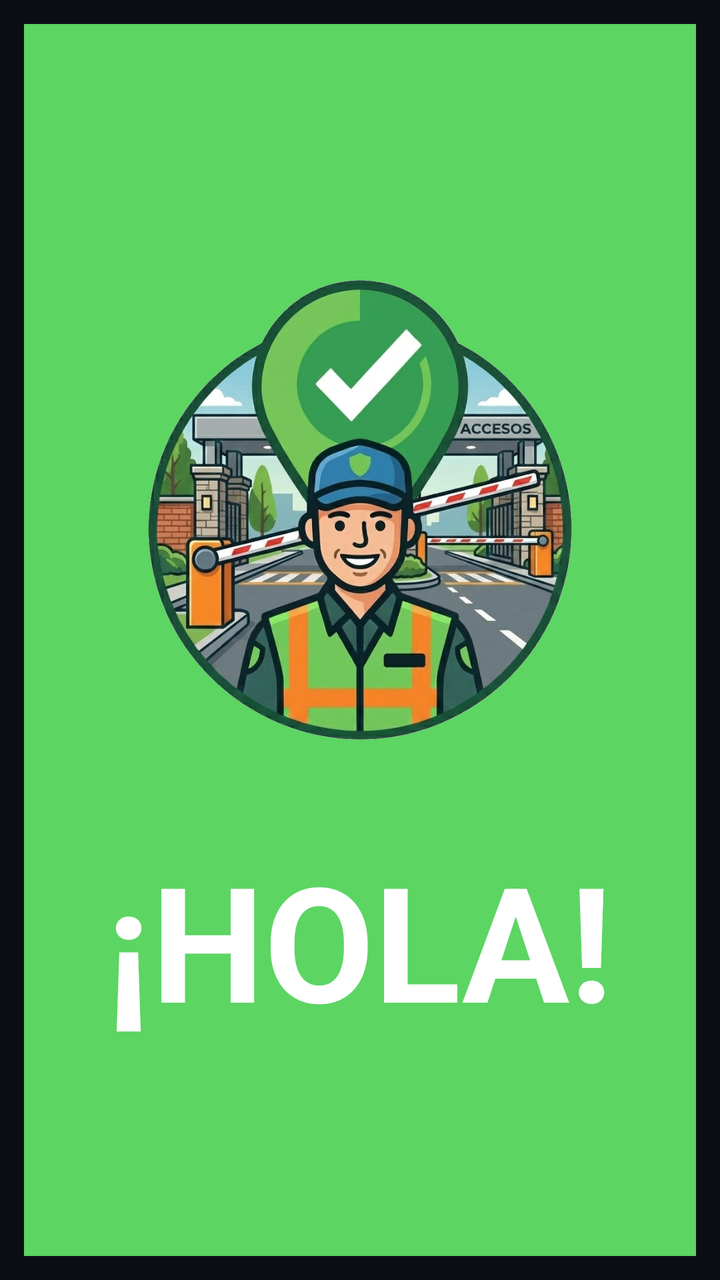
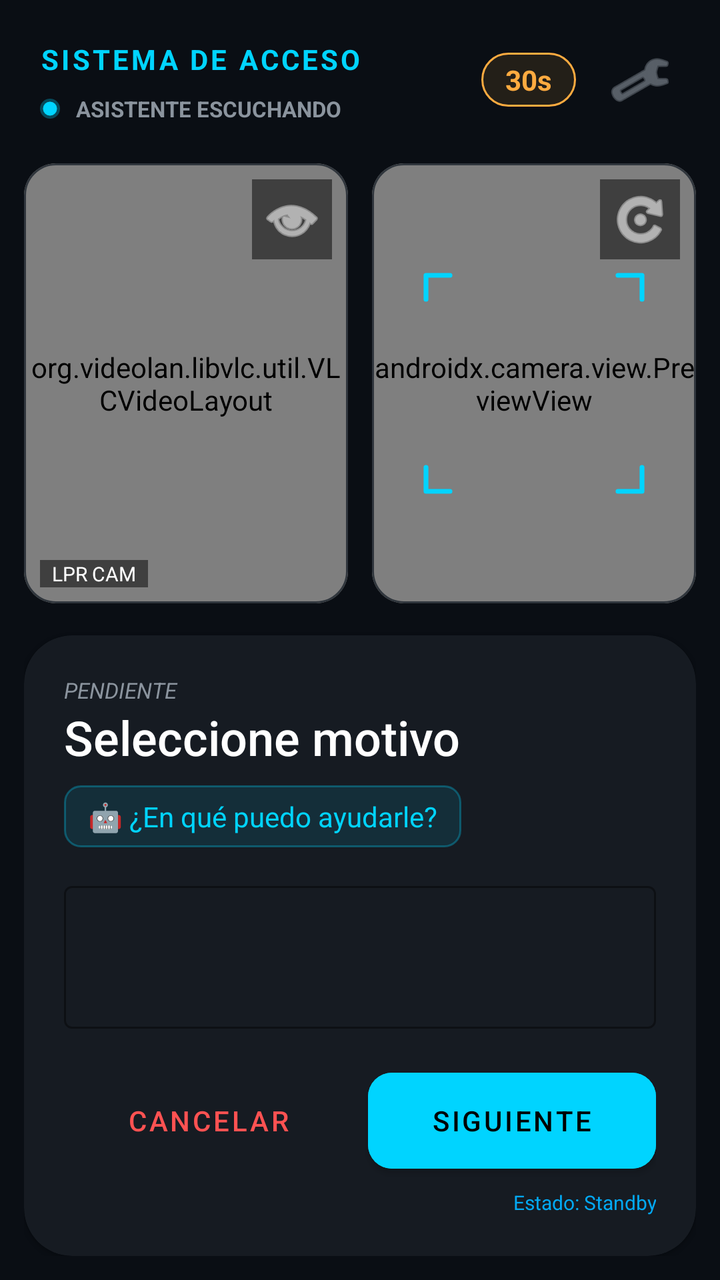

Before-and-after screenshots of an Android layout around one commit, followed by the original layout XML and the change that was made.
<!-- AndroidManifest.xml: activity theme Theme.MaterialComponents.NoActionBar -->
<!-- res/layout/activity_ingreso_vehicular.xml -->
<?xml version="1.0" encoding="utf-8"?>
<androidx.constraintlayout.widget.ConstraintLayout
    xmlns:android="http://schemas.android.com/apk/res/android"
    xmlns:app="http://schemas.android.com/apk/res-auto"
    xmlns:tools="http://schemas.android.com/tools"
    android:layout_width="match_parent"
    android:layout_height="match_parent"
    android:layout_marginTop="?attr/actionBarSize"
    tools:context=".vehicular.IngresoVehicularActivity"
    android:background="#0A0E14"
    android:padding="12dp">

    
    <androidx.constraintlayout.widget.ConstraintLayout
        android:id="@+id/headerTop"
        android:layout_width="match_parent"
        android:layout_height="wrap_content"
        android:padding="8dp"
        app:layout_constraintTop_toTopOf="parent">

        <TextView
            android:id="@+id/lblTopMensaje"
            android:layout_width="wrap_content"
            android:layout_height="wrap_content"
            android:text="SISTEMA DE ACCESO"
            android:textColor="#00D4FF"
            android:textSize="14sp"
            android:letterSpacing="0.1"
            android:textStyle="bold"
            app:layout_constraintStart_toStartOf="parent"
            app:layout_constraintTop_toTopOf="parent" />

        <LinearLayout
            android:layout_width="wrap_content"
            android:layout_height="wrap_content"
            android:orientation="horizontal"
            android:gravity="center_vertical"
            app:layout_constraintEnd_toEndOf="parent"
            app:layout_constraintTop_toTopOf="parent">

            <TextView
                android:id="@+id/lblTimerInactividad"
                android:layout_width="wrap_content"
                android:layout_height="wrap_content"
                android:background="@drawable/bg_timer_pill"
                android:paddingHorizontal="12dp"
                android:paddingVertical="4dp"
                android:text="30s"
                android:textColor="#FFAB40"
                android:textSize="14sp"
                android:textStyle="bold" />

            
            <ImageButton
                android:id="@+id/btnMenuConfiguracion"
                android:layout_width="40dp"
                android:layout_height="40dp"
                android:layout_marginStart="12dp"
                android:background="?attr/selectableItemBackgroundBorderless"
                android:src="@android:drawable/ic_menu_manage"
                app:tint="#8B949E" />
        </LinearLayout>

        <LinearLayout
            android:id="@+id/panelEstadoMicofono"
            android:layout_width="wrap_content"
            android:layout_height="wrap_content"
            android:layout_marginTop="8dp"
            android:gravity="center_vertical"
            android:orientation="horizontal"
            app:layout_constraintStart_toStartOf="parent"
            app:layout_constraintTop_toBottomOf="@id/lblTopMensaje">

            <View
                android:id="@+id/indicadorColorMicro"
                android:layout_width="10dp"
                android:layout_height="10dp"
                android:background="@drawable/shape_circle_glow" />

            <TextView
                android:id="@+id/lblEstadoHardwareVoz"
                android:layout_width="wrap_content"
                android:layout_height="wrap_content"
                android:layout_marginStart="8dp"
                android:text="ASISTENTE ESCUCHANDO"
                android:textColor="#8B949E"
                android:textSize="11sp"
                android:textStyle="bold" />
        </LinearLayout>
    </androidx.constraintlayout.widget.ConstraintLayout>

    
    <LinearLayout
        android:id="@+id/columnaCamaras"
        android:layout_width="match_parent"
        android:layout_height="220dp"
        android:layout_marginTop="12dp"
        android:orientation="horizontal"
        app:layout_constraintTop_toBottomOf="@id/headerTop">

        
        <com.google.android.material.card.MaterialCardView
            android:layout_width="0dp"
            android:layout_height="match_parent"
            android:layout_weight="1"
            android:layout_marginEnd="6dp"
            app:cardBackgroundColor="#000000"
            app:cardCornerRadius="16dp"
            app:strokeColor="#30363D"
            app:strokeWidth="1dp">

            <FrameLayout android:layout_width="match_parent" android:layout_height="match_parent">
                <org.videolan.libvlc.util.VLCVideoLayout
                    android:id="@+id/vlcPlacaSurface"
                    android:layout_width="match_parent"
                    android:layout_height="match_parent" />

                
                <ImageButton
                    android:id="@+id/btnConfigurarCamaraPlacas"
                    android:layout_width="40dp"
                    android:layout_height="40dp"
                    android:layout_gravity="top|end"
                    android:layout_margin="8dp"
                    android:background="#80000000"
                    android:src="@android:drawable/ic_menu_view"
                    app:tint="#FFFFFF" />

                
                <LinearLayout
                    android:id="@+id/layoutFixCamaraPlaca"
                    android:layout_width="match_parent"
                    android:layout_height="match_parent"
                    android:background="#E6161B22"
                    android:gravity="center"
                    android:orientation="vertical"
                    android:padding="16dp"
                    android:visibility="gone">
                    <TextView android:layout_width="wrap_content" android:layout_height="wrap_content"
                        android:text="FALLA DE SEÑAL" android:textColor="#FF5252" android:textStyle="bold"/>
                    <EditText
                        android:id="@+id/txtUrlRtspFix"
                        android:layout_width="match_parent"
                        android:layout_height="wrap_content"
                        android:hint="rtsp://url..."
                        android:textColor="#FFFFFF"
                        android:textSize="12sp" />
                    <Button android:id="@+id/btnReconectarRtsp" android:layout_width="wrap_content"
                        android:layout_height="wrap_content" android:text="REINTENTAR"/>
                </LinearLayout>
            </FrameLayout>

            <TextView
                android:layout_width="wrap_content"
                android:layout_height="wrap_content"
                android:layout_gravity="bottom|start"
                android:layout_margin="8dp"
                android:background="#80000000"
                android:paddingHorizontal="6dp"
                android:text="LPR CAM"
                android:textColor="#FFFFFF"
                android:textSize="10sp" />

        </com.google.android.material.card.MaterialCardView>

        
        <com.google.android.material.card.MaterialCardView
            android:layout_width="0dp"
            android:layout_height="match_parent"
            android:layout_weight="1"
            android:layout_marginStart="6dp"
            app:cardBackgroundColor="#000000"
            app:cardCornerRadius="16dp"
            app:strokeColor="#30363D"
            app:strokeWidth="1dp">

            <FrameLayout android:layout_width="match_parent" android:layout_height="match_parent">
                <androidx.camera.view.PreviewView
                    android:id="@+id/cameraXQrPreview"
                    android:layout_width="match_parent"
                    android:layout_height="match_parent" />

                <View
                    android:id="@+id/qrGuideFrame"
                    android:layout_width="120dp"
                    android:layout_height="120dp"
                    android:layout_gravity="center"
                    android:background="@drawable/qr_frame_border_modern" />

                
                <ImageButton
                    android:id="@+id/btnSwitchCamera"
                    android:layout_width="40dp"
                    android:layout_height="40dp"
                    android:layout_gravity="top|end"
                    android:layout_margin="8dp"
                    android:background="#80000000"
                    android:src="@android:drawable/ic_menu_rotate"
                    app:tint="#FFFFFF" />
            </FrameLayout>
        </com.google.android.material.card.MaterialCardView>
    </LinearLayout>

    
    <com.google.android.material.card.MaterialCardView
        android:layout_width="match_parent"
        android:layout_height="0dp"
        android:layout_marginTop="16dp"
        app:cardBackgroundColor="#161B22"
        app:cardCornerRadius="24dp"
        app:layout_constraintBottom_toBottomOf="parent"
        app:layout_constraintTop_toBottomOf="@id/columnaCamaras"
        tools:layout_editor_absoluteX="12dp"
        tools:visibility="visible">

        <LinearLayout
            android:layout_width="match_parent"
            android:layout_height="match_parent"
            android:orientation="vertical"
            android:padding="20dp"
            tools:visibility="visible">

            <TextView
                android:id="@+id/lblInstruccionSeccion"
                android:layout_width="match_parent"
                android:layout_height="wrap_content"
                android:fontFamily="sans-serif-medium"
                android:text="Seleccione motivo"
                android:textColor="#FFFFFF"
                android:textSize="24sp" />

            
            <TextView
                android:id="@+id/lblSubtitulosAsistente"
                android:layout_width="wrap_content"
                android:layout_height="wrap_content"
                android:layout_marginTop="8dp"
                android:background="@drawable/bg_ai_bubble"
                android:paddingHorizontal="12dp"
                android:paddingVertical="6dp"
                android:text="🤖 ¿En qué puedo ayudarle?"
                android:textColor="#00D4FF"
                android:textSize="14sp" />

            <ScrollView
                android:id="@+id/ScrollViewGridBotones"
                android:layout_width="match_parent"
                android:layout_height="0dp"
                android:layout_marginTop="12dp"
                android:layout_weight="1"
                android:fadeScrollbars="false"
                android:scrollbarThumbVertical="@color/material_dynamic_neutral40">

                <com.google.android.material.chip.ChipGroup
                    android:id="@+id/containerGridBotones"
                    android:layout_width="match_parent"
                    android:layout_height="wrap_content"
                    app:chipSpacingHorizontal="8dp"
                    app:chipSpacingVertical="8dp"
                    app:singleSelection="true" />
            </ScrollView>

            
            <com.google.android.material.textfield.TextInputLayout
                android:id="@+id/layoutInputManual"
                style="@style/Widget.MaterialComponents.TextInputLayout.OutlinedBox"
                android:layout_width="match_parent"
                android:layout_height="wrap_content"
                android:layout_marginBottom="16dp"
                app:boxStrokeColor="#00D4FF"
                app:hintTextColor="#00D4FF">

                <com.google.android.material.textfield.TextInputEditText
                    android:id="@+id/txtInputManual"
                    android:layout_width="match_parent"
                    android:layout_height="wrap_content"
                    android:inputType="textCapCharacters"
                    android:textColor="#FFFFFF"
                    android:textSize="28sp"
                    android:textStyle="bold" />
            </com.google.android.material.textfield.TextInputLayout>

            <LinearLayout
                android:layout_width="match_parent"
                android:layout_height="wrap_content"
                android:orientation="horizontal">

                <com.google.android.material.button.MaterialButton
                    android:id="@+id/btnReiniciarRegistro"
                    style="@style/Widget.MaterialComponents.Button.TextButton"
                    android:layout_width="0dp"
                    android:layout_height="60dp"
                    android:layout_weight="1"
                    android:text="CANCELAR"
                    android:textColor="#FF5252" />

                <com.google.android.material.button.MaterialButton
                    android:id="@+id/btnSiguientePasoManual"
                    android:layout_width="0dp"
                    android:layout_height="60dp"
                    android:layout_marginStart="8dp"
                    android:layout_weight="1"
                    android:backgroundTint="#00D4FF"
                    android:text="SIGUIENTE"
                    app:cornerRadius="12dp" />
            </LinearLayout>
        </LinearLayout>
    </com.google.android.material.card.MaterialCardView>

    <FrameLayout
        android:id="@+id/layoutVisualEstatusDerecho"
        android:layout_width="match_parent"
        android:layout_height="match_parent"
        android:background="#ffffff"
        android:elevation="5dp"
        android:padding="24dp"
        android:visibility="gone"
        tools:layout_editor_absoluteX="12dp"
        tools:layout_editor_absoluteY="12dp">

        <LinearLayout
            android:layout_width="match_parent"
            android:layout_height="match_parent"
            android:gravity="center"
            android:orientation="vertical"> 

            <TextView
                android:id="@+id/tvEstatusGrande"
                android:layout_width="wrap_content"
                android:layout_height="wrap_content"
                android:gravity="center"
                android:text="AUTORIZADO"
                android:textSize="54sp"
                android:textStyle="bold" />

            <TextView
                android:id="@+id/tvEstatusDetallePeque"
                android:layout_width="wrap_content"
                android:layout_height="wrap_content"
                android:layout_marginTop="16dp"
                android:gravity="center"
                android:paddingHorizontal="16dp"
                android:text="Razón: Ingreso Estándar"
                android:textSize="22sp" />
        </LinearLayout>
    </FrameLayout>

    <FrameLayout
        android:id="@+id/layoutSplash"
        android:layout_width="match_parent"
        android:layout_height="match_parent"
        android:background="#5CD563"
        android:clickable="true"
        android:elevation="100dp"
        android:focusable="true"
        android:visibility="visible"
        tools:layout_editor_absoluteX="8dp"
        tools:layout_editor_absoluteY="8dp">

        <LinearLayout
            android:layout_width="wrap_content"
            android:layout_height="wrap_content"
            android:layout_gravity="center"
            android:orientation="vertical">

            <ImageView
                android:layout_width="300dp"
                android:layout_height="300dp"
                android:src="@drawable/logo_sintext2" /> 

            <TextView
                android:layout_width="wrap_content"
                android:layout_height="wrap_content"
                android:layout_gravity="center"
                android:text="¡HOLA!"
                android:textColor="#FFFFFF"
                android:textSize="80sp"
                android:textStyle="bold" />
        </LinearLayout>
    </FrameLayout>

</androidx.constraintlayout.widget.ConstraintLayout>
<!-- resources referenced by this layout -->
<resources>
  <!-- drawable bg_ai_bubble (drawable) -->
  <?xml version="1.0" encoding="utf-8"?>
  <shape xmlns:android="http://schemas.android.com/apk/res/android">
      <solid android:color="#1A00D4FF" /> 
      <corners android:radius="8dp" />
      <stroke android:width="1dp" android:color="#4D00D4FF" />
  </shape>
  <!-- drawable bg_timer_pill (drawable) -->
  <?xml version="1.0" encoding="utf-8"?>
  <shape xmlns:android="http://schemas.android.com/apk/res/android">
      <solid android:color="#1AFFAB40" />
      <corners android:radius="20dp" />
      <stroke android:width="1dp" android:color="#FFAB40" />
  </shape>
  <!-- drawable logo_sintext2: png bitmap (drawable, 709173 bytes) -->
  <!-- drawable qr_frame_border_modern (drawable) -->
  <?xml version="1.0" encoding="utf-8"?>
  <vector xmlns:android="http://schemas.android.com/apk/res/android"
      android:width="200dp"
      android:height="200dp"
      android:viewportWidth="200"
      android:viewportHeight="200">
      
      <path
          android:pathData="M30,10 L10,10 L10,30 M170,10 L190,10 L190,30 M190,170 L190,190 L170,190 M30,190 L10,190 L10,170"
          android:strokeWidth="4"
          android:strokeColor="#00D4FF"
          android:strokeLineCap="round"
          android:strokeLineJoin="round" />
  </vector>
  <!-- drawable shape_circle_glow (drawable) -->
  <?xml version="1.0" encoding="utf-8"?>
  <shape xmlns:android="http://schemas.android.com/apk/res/android"
      android:shape="oval">
      
      <solid android:color="#00D4FF" />
  
      
      <stroke
          android:width="3dp"
          android:color="#4D00D4FF" /> 
  
      <size
          android:width="12dp"
          android:height="12dp" />
  </shape>
</resources>

<!-- the commit's change to res/layout/activity_ingreso_vehicular.xml (unified diff, before → after) -->
@@ -221,6 +221,15 @@
             tools:visibility="visible">
 
             <TextView
+                android:id="@+id/lblHistorialDatos"
+                android:layout_width="match_parent"
+                android:layout_height="wrap_content"
+                android:text="PENDIENTE"
+                android:textColor="#8B949E"
+                android:textSize="11sp"
+                android:textStyle="italic" />
+
+            <TextView
                 android:id="@+id/lblInstruccionSeccion"
                 android:layout_width="match_parent"
                 android:layout_height="wrap_content"
@@ -304,6 +313,15 @@
                     android:text="SIGUIENTE"
                     app:cornerRadius="12dp" />
             </LinearLayout>
+            <TextView
+                android:id="@+id/lbStatusAsistente"
+                android:layout_width="match_parent"
+                android:layout_height="wrap_content"
+                android:layout_marginTop="4dp"
+                android:text="Estado: Standby"
+                android:textAlignment="viewEnd"
+                android:textColor="#03A9F4"
+                android:textSize="10sp" />
         </LinearLayout>
     </com.google.android.material.card.MaterialCardView>
 
@@ -353,7 +371,7 @@
         android:clickable="true"
         android:elevation="100dp"
         android:focusable="true"
-        android:visibility="visible"
+        android:visibility="gone"
         tools:layout_editor_absoluteX="8dp"
         tools:layout_editor_absoluteY="8dp">
 
